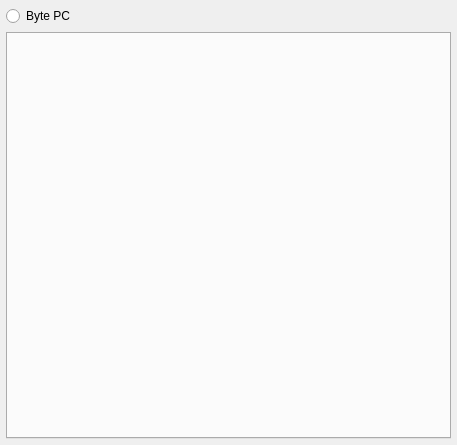
Before: the Qt Designer form src/gui/memory/mcumonitor.ui in Arcachofo/SimulIDE-dev, drawn with Qt 5.
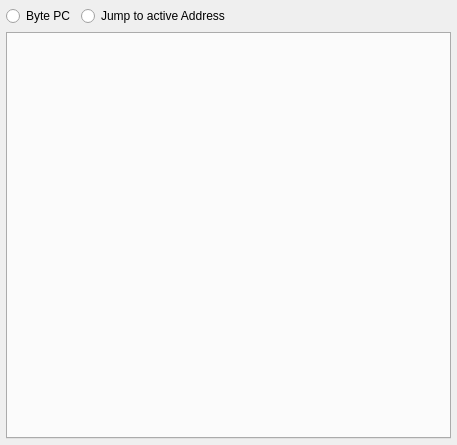
After: the same form once the commit is applied.

Commit message: McuMonitor: Added "Jump to address" option.

The edit to the form file:
```diff
--- a/src/gui/memory/mcumonitor.ui
+++ b/src/gui/memory/mcumonitor.ui
@@ -37,22 +37,53 @@
      <item>
       <widget class="QRadioButton" name="byteButton">
        <property name="sizePolicy">
-        <sizepolicy hsizetype="MinimumExpanding" vsizetype="Fixed">
+        <sizepolicy hsizetype="Fixed" vsizetype="Fixed">
          <horstretch>0</horstretch>
          <verstretch>0</verstretch>
         </sizepolicy>
        </property>
        <property name="minimumSize">
         <size>
-         <width>1</width>
+         <width>0</width>
          <height>0</height>
         </size>
        </property>
+       <property name="maximumSize">
+        <size>
+         <width>80</width>
+         <height>16777215</height>
+        </size>
+       </property>
        <property name="locale">
         <locale language="C" country="AnyCountry"/>
        </property>
        <property name="text">
         <string>Byte PC</string>
+       </property>
+       <property name="autoExclusive">
+        <bool>false</bool>
+       </property>
+      </widget>
+     </item>
+     <item>
+      <widget class="QRadioButton" name="jumpButton">
+       <property name="sizePolicy">
+        <sizepolicy hsizetype="MinimumExpanding" vsizetype="Fixed">
+         <horstretch>0</horstretch>
+         <verstretch>0</verstretch>
+        </sizepolicy>
+       </property>
+       <property name="minimumSize">
+        <size>
+         <width>1</width>
+         <height>0</height>
+        </size>
+       </property>
+       <property name="text">
+        <string>Jump to active Address</string>
+       </property>
+       <property name="autoExclusive">
+        <bool>false</bool>
        </property>
       </widget>
      </item>
```
The commit also changes 10 other files.
